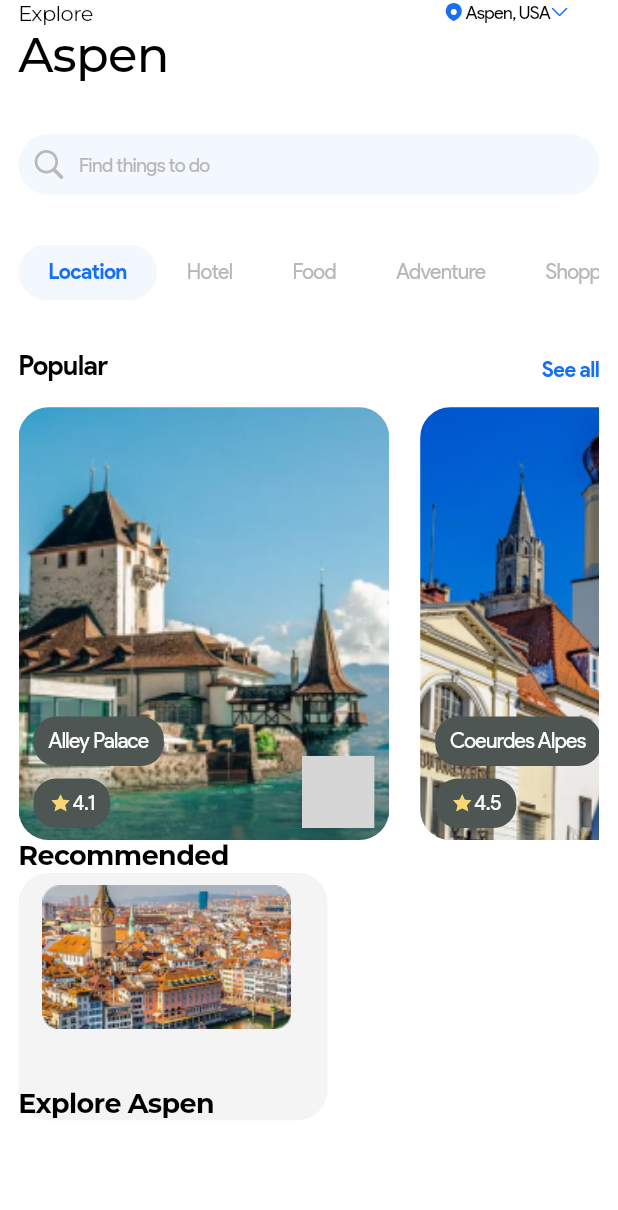
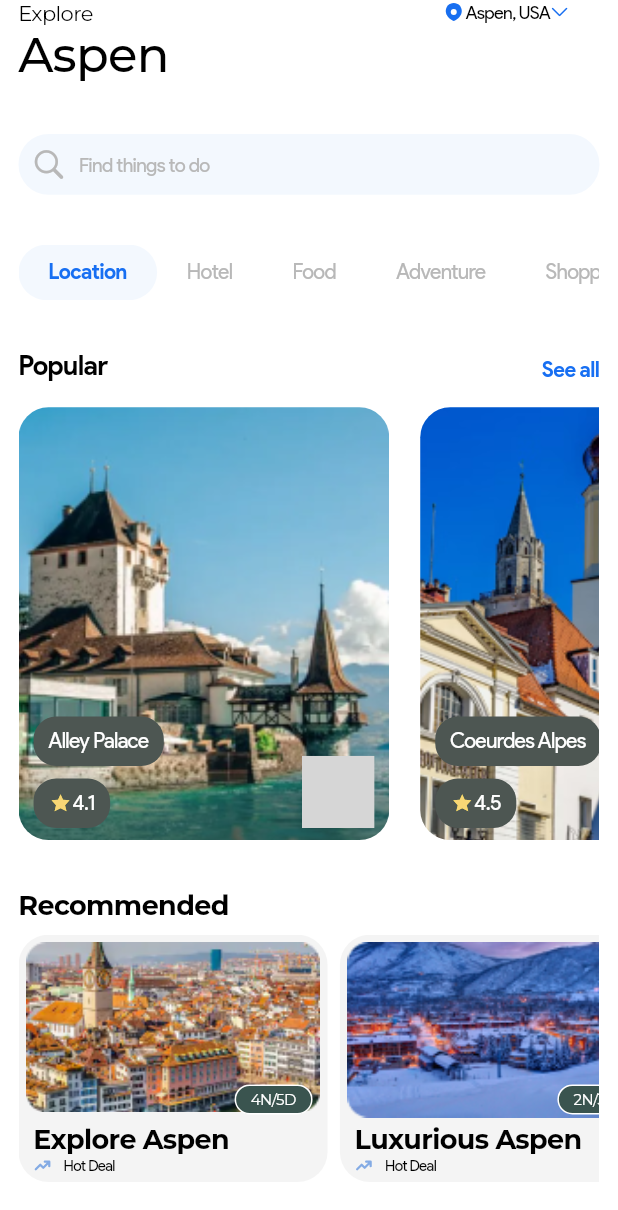
Before and after one commit to VNKaiSer/Aspen-Travel-App, a Flutter app: the Body screen opened directly, on a phone screen of 412 x 824 dp. Shown: the top 1210 px of the screen. Run offline on Flutter 3.47's test engine with Material 3 defaults, Android fonts, the phone set to English and light mode, and no system bars; our stand-ins replace flutter_svg, google_fonts; grey boxes are pictures that could not be loaded.

Commit message:
done recommenede

```diff
--- /dev/null
+++ b/lib/Components/bottom_navigator_bar.dart
@@ -0,0 +1,56 @@
+import 'package:flutter/cupertino.dart';
+
+/// Flutter code sample for [CupertinoTabBar].
+
+void main() => runApp(const CupertinoTabBarApp());
+
+class CupertinoTabBarApp extends StatelessWidget {
+  const CupertinoTabBarApp({super.key});
+
+  @override
+  Widget build(BuildContext context) {
+    return const CupertinoApp(
+      theme: CupertinoThemeData(brightness: Brightness.light),
+      home: CupertinoTabBarExample(),
+    );
+  }
+}
+
+class CupertinoTabBarExample extends StatelessWidget {
+  const CupertinoTabBarExample({super.key});
+
+  @override
+  Widget build(BuildContext context) {
+    return CupertinoTabScaffold(
+      tabBar: CupertinoTabBar(
+        items: const <BottomNavigationBarItem>[
+          BottomNavigationBarItem(
+            icon: Icon(CupertinoIcons.star_fill),
+            label: 'Favorites',
+          ),
+          BottomNavigationBarItem(
+            icon: Icon(CupertinoIcons.clock_solid),
+            label: 'Recents',
+          ),
+          BottomNavigationBarItem(
+            icon: Icon(CupertinoIcons.person_alt_circle_fill),
+            label: 'Contacts',
+          ),
+          BottomNavigationBarItem(
+            icon: Icon(CupertinoIcons.circle_grid_3x3_fill),
+            label: 'Keypad',
+          ),
+        ],
+      ),
+      tabBuilder: (BuildContext context, int index) {
+        return CupertinoTabView(
+          builder: (BuildContext context) {
+            return Center(
+              child: Text('Content of tab $index'),
+            );
+          },
+        );
+      },
+    );
+  }
+}
--- a/lib/Screens/home/components/body.dart
+++ b/lib/Screens/home/components/body.dart
@@ -1,11 +1,9 @@
-import 'package:aspen_travel_app/Utils/hex_color.dart';
 import 'package:flutter/cupertino.dart';
-
-import 'package:google_fonts/google_fonts.dart';
 
 import 'category.dart';
 import 'header.dart';
 import 'popular.dart';
+import 'recommended.dart';
 import 'search_bar.dart';
 
 class Body extends StatelessWidget {
@@ -38,51 +36,10 @@ class Body extends StatelessWidget {
                   height: size.height * 0.04,
                 ),
                 const Popular(),
-                Container(
-                    child: Column(
-                  crossAxisAlignment: CrossAxisAlignment.start,
-                  children: <Widget>[
-                    Text("Recommended",
-                        style: GoogleFonts.montserrat(
-                            fontSize: 18, fontWeight: FontWeight.w700)),
-                    Row(
-                      children: <Widget>[
-                        Column(
-                          crossAxisAlignment: CrossAxisAlignment.start,
-                          children: <Widget>[
-                            Container(
-                              width: size.width * 0.5,
-                              height: size.height * 0.2,
-                              decoration: BoxDecoration(
-                                  borderRadius: BorderRadius.circular(20),
-                                  color: HexColor("F4F4F4")),
-                              child: Stack(
-                                children: <Widget>[
-                                  Container(
-                                    alignment: Alignment.topCenter,
-                                    padding: EdgeInsets.all(size.width * 0.02),
-                                    width: size.width * 0.48,
-                                    child: Image(
-                                      image: AssetImage(
-                                          "assets/images/Explore_Aspen.png"),
-                                      fit: BoxFit.cover,
-                                    ),
-                                  ),
-                                  Positioned(
-                                      bottom: 0,
-                                      child: Text("Explore Aspen",
-                                          style: GoogleFonts.montserrat(
-                                              fontSize: 18,
-                                              fontWeight: FontWeight.w700)))
-                                ],
-                              ),
-                            )
-                          ],
-                        )
-                      ],
-                    )
-                  ],
-                ))
+                SizedBox(
+                  height: size.height * 0.04,
+                ),
+                const Recommended(),
               ],
             )),
       ),
--- /dev/null
+++ b/lib/Screens/home/components/recommended.dart
@@ -0,0 +1,140 @@
+import 'package:aspen_travel_app/Utils/hex_color.dart';
+import 'package:flutter/cupertino.dart';
+import 'package:flutter_svg/flutter_svg.dart';
+import 'package:google_fonts/google_fonts.dart';
+
+class Recommended extends StatelessWidget {
+  const Recommended({
+    super.key,
+  });
+
+  @override
+  Widget build(BuildContext context) {
+    return Column(
+      crossAxisAlignment: CrossAxisAlignment.start,
+      children: <Widget>[
+        Text("Recommended",
+            style: GoogleFonts.montserrat(
+                fontSize: 18, fontWeight: FontWeight.w700)),
+        SizedBox(
+          height: MediaQuery.of(context).size.height * 0.01,
+        ),
+        SingleChildScrollView(
+          scrollDirection: Axis.horizontal,
+          child: Row(
+            children: <Widget>[
+              const RecommendedCard(
+                title: "Explore Aspen",
+                imageUrl: "assets/images/Explore_Aspen.png",
+                duration: "4N/5D",
+              ),
+              SizedBox(
+                width: MediaQuery.of(context).size.width * 0.02,
+              ),
+              const RecommendedCard(
+                title: "Luxurious Aspen",
+                imageUrl: "assets/images/Luxurious_Aspen.png",
+                duration: "2N/3D",
+              )
+            ],
+          ),
+        ),
+      ],
+    );
+  }
+}
+
+class RecommendedCard extends StatelessWidget {
+  final String title;
+  final String imageUrl;
+  final String duration;
+  const RecommendedCard({
+    super.key,
+    required this.title,
+    required this.imageUrl,
+    required this.duration,
+  });
+
+  @override
+  Widget build(BuildContext context) {
+    Size size = MediaQuery.of(context).size;
+    return Row(
+      children: <Widget>[
+        Column(
+          crossAxisAlignment: CrossAxisAlignment.start,
+          children: <Widget>[
+            Container(
+              width: size.width * 0.5,
+              height: size.height * 0.2,
+              decoration: BoxDecoration(
+                  borderRadius: BorderRadius.circular(20),
+                  color: HexColor("F4F4F4")),
+              child: Stack(
+                children: <Widget>[
+                  Container(
+                    alignment: Alignment.topCenter,
+                    padding: const EdgeInsets.symmetric(
+                      vertical: 5,
+                      horizontal: 5,
+                    ),
+                    child: Image(
+                      image: AssetImage(imageUrl),
+                      fit: BoxFit.cover,
+                      width: size.width * 0.5,
+                    ),
+                  ),
+                  Positioned(
+                      right: 10,
+                      bottom: 45,
+                      child: Container(
+                        padding: const EdgeInsets.symmetric(
+                            horizontal: 10, vertical: 3),
+                        decoration: BoxDecoration(
+                          color: HexColor("3A544F"),
+                          borderRadius: BorderRadius.circular(20),
+                          border:
+                              Border.all(color: HexColor("FFFFFFFF"), width: 1),
+                        ),
+                        child: Text(
+                          duration,
+                          style: GoogleFonts.montserrat(
+                              color: CupertinoColors.white, fontSize: 10),
+                        ),
+                      )),
+                  Positioned(
+                      bottom: 5,
+                      left: 10,
+                      child: Column(
+                        crossAxisAlignment: CrossAxisAlignment.start,
+                        children: [
+                          Text(title,
+                              style: GoogleFonts.montserrat(
+                                  fontSize: 18, fontWeight: FontWeight.w700)),
+                          Row(
+                            // mainAxisAlignment:
+                            //     MainAxisAlignment.start,
+                            children: [
+                              SvgPicture.asset("assets/icons/trending-up.svg"),
+                              SizedBox(
+                                width: size.width * 0.02,
+                              ),
+                              const Text(
+                                "Hot Deal ",
+                                style: TextStyle(
+                                  fontFamily: 'ProductSans',
+                                  fontSize: 10,
+                                ),
+                              )
+                            ],
+                          ),
+                        ],
+                      )),
+                ],
+              ),
+            )
+          ],
+        )
+      ],
+    );
+  }
+}
```
Also changed, not shown: assets/icons/trending-up.svg (added).
